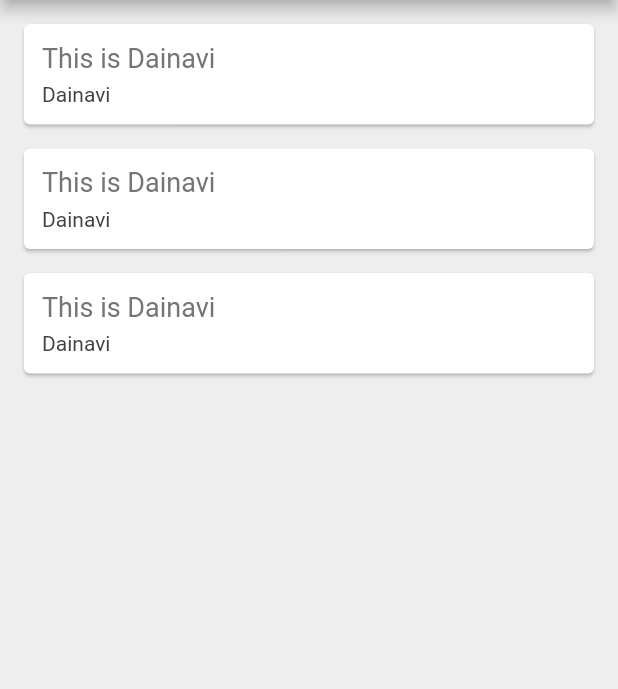
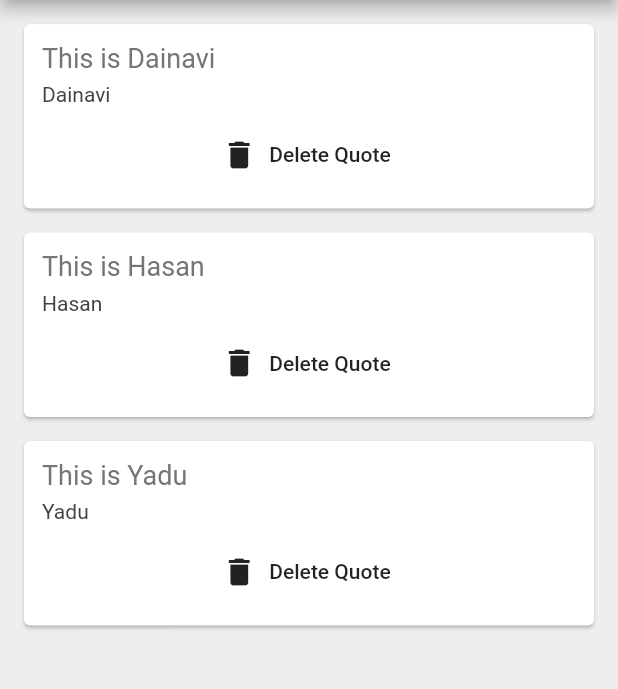
Before and after one commit to dainavipurav/quotes_app, a Flutter app: the screen it shows after launch, on a phone screen of 412 x 824 dp, the part 84-773 px from its top. Run offline on Flutter 3.47's test engine with Material 2 defaults, Android fonts, the phone set to English and light mode, and no system bars.

Commit message:
added delete button for deleting quote modified static data

```diff
--- a/lib/main.dart
+++ b/lib/main.dart
@@ -17,8 +17,8 @@ class QuotesList extends StatefulWidget {
 class _QuotesListState extends State<QuotesList> {
   List<Quote> quotes = [
     Quote(author: 'Dainavi', text: 'This is Dainavi'),
-    Quote(author: 'Dainavi', text: 'This is Dainavi'),
-    Quote(author: 'Dainavi', text: 'This is Dainavi')
+    Quote(author: 'Hasan', text: 'This is Hasan'),
+    Quote(author: 'Yadu', text: 'This is Yadu')
   ];
 
   @override
@@ -33,8 +33,12 @@ class _QuotesListState extends State<QuotesList> {
       body: Column(
           children: quotes
               .map((quote) => QuoteCard(
-                    quote: quote,
-                  ))
+                  quote: quote,
+                  delete: () {
+                    setState(() {
+                      quotes.remove(quote);
+                    });
+                  }))
               .toList()),
     );
   }
--- a/lib/quote_card.dart
+++ b/lib/quote_card.dart
@@ -3,8 +3,8 @@ import 'package:quotes_app/quote.dart';
 
 class QuoteCard extends StatelessWidget {
   final Quote quote;
-
-  QuoteCard({this.quote});
+  final Function delete;
+  QuoteCard({this.quote, this.delete});
 
   @override
   Widget build(BuildContext context) {
@@ -28,7 +28,14 @@ class QuoteCard extends StatelessWidget {
             Text(
               quote.author,
               style: TextStyle(fontSize: 14.0, color: Colors.grey[800]),
-            )
+            ),
+            SizedBox(
+              height: 8.0,
+            ),
+            FlatButton.icon(
+                onPressed: delete,
+                icon: Icon(Icons.delete),
+                label: Text('Delete Quote'))
           ],
         ),
       ),
```
